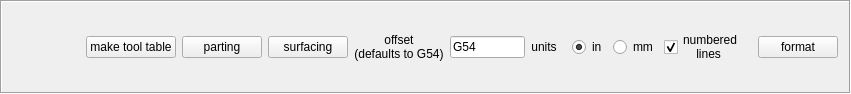
Qt form CNC_TOOLBOX/wb/sherline_lathe/gui/sherline_lathe_wb.ui (MrSamuelLaw/CNC_TOOLBOX) before a commit.
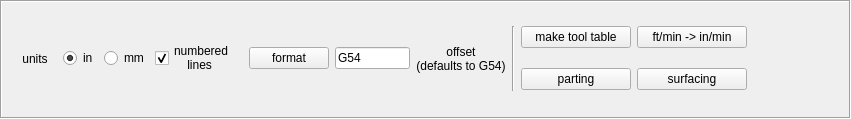
The same form after that commit.

The edit to the form file:
```diff
--- a/CNC_TOOLBOX/wb/sherline_lathe/gui/sherline_lathe_wb.ui
+++ b/CNC_TOOLBOX/wb/sherline_lathe/gui/sherline_lathe_wb.ui
@@ -7,7 +7,7 @@
     <x>0</x>
     <y>0</y>
     <width>851</width>
-    <height>94</height>
+    <height>119</height>
    </rect>
   </property>
   <property name="sizePolicy">
@@ -29,51 +29,20 @@
    <number>1</number>
   </property>
   <layout class="QGridLayout" name="gridLayout_2">
-   <item row="0" column="8">
-    <widget class="QPushButton" name="format_button">
-     <property name="maximumSize">
-      <size>
-       <width>125</width>
-       <height>16777215</height>
-      </size>
-     </property>
+   <property name="leftMargin">
+    <number>20</number>
+   </property>
+   <item row="0" column="1" rowspan="2">
+    <widget class="QLabel" name="label_2">
      <property name="text">
-      <string>format</string>
-     </property>
-    </widget>
-   </item>
-   <item row="0" column="4">
-    <widget class="QLabel" name="label">
-     <property name="text">
-      <string>offset
-(defaults to G54)</string>
+      <string>units</string>
      </property>
      <property name="alignment">
       <set>Qt::AlignCenter</set>
      </property>
     </widget>
    </item>
-   <item row="0" column="0">
-    <spacer name="horizontalSpacer">
-     <property name="orientation">
-      <enum>Qt::Horizontal</enum>
-     </property>
-     <property name="sizeHint" stdset="0">
-      <size>
-       <width>40</width>
-       <height>20</height>
-      </size>
-     </property>
-    </spacer>
-   </item>
-   <item row="0" column="3">
-    <widget class="QPushButton" name="surfacing_pushButton">
-     <property name="text">
-      <string>surfacing</string>
-     </property>
-    </widget>
-   </item>
-   <item row="0" column="7">
+   <item row="0" column="2" rowspan="2">
     <widget class="QWidget" name="widget" native="true">
      <layout class="QGridLayout" name="gridLayout">
       <item row="0" column="0">
@@ -107,7 +76,7 @@
      </layout>
     </widget>
    </item>
-   <item row="0" column="5">
+   <item row="0" column="4" rowspan="2">
     <widget class="QLineEdit" name="offset_field">
      <property name="maximumSize">
       <size>
@@ -123,30 +92,102 @@
      </property>
     </widget>
    </item>
-   <item row="0" column="6">
-    <widget class="QLabel" name="label_2">
-     <property name="text">
-      <string>units</string>
-     </property>
-     <property name="alignment">
-      <set>Qt::AlignCenter</set>
-     </property>
-    </widget>
-   </item>
-   <item row="0" column="2">
+   <item row="1" column="7">
     <widget class="QPushButton" name="parting_pushButton">
+     <property name="minimumSize">
+      <size>
+       <width>35</width>
+       <height>0</height>
+      </size>
+     </property>
      <property name="text">
       <string>parting</string>
      </property>
     </widget>
    </item>
-   <item row="0" column="1">
+   <item row="0" column="11" rowspan="2">
+    <spacer name="horizontalSpacer">
+     <property name="orientation">
+      <enum>Qt::Horizontal</enum>
+     </property>
+     <property name="sizeHint" stdset="0">
+      <size>
+       <width>40</width>
+       <height>20</height>
+      </size>
+     </property>
+    </spacer>
+   </item>
+   <item row="0" column="3" rowspan="2">
+    <widget class="QPushButton" name="format_button">
+     <property name="maximumSize">
+      <size>
+       <width>125</width>
+       <height>16777215</height>
+      </size>
+     </property>
+     <property name="text">
+      <string>format</string>
+     </property>
+    </widget>
+   </item>
+   <item row="0" column="5" rowspan="2">
+    <widget class="QLabel" name="label">
+     <property name="text">
+      <string>offset
+(defaults to G54)</string>
+     </property>
+     <property name="alignment">
+      <set>Qt::AlignCenter</set>
+     </property>
+    </widget>
+   </item>
+   <item row="0" column="7">
     <widget class="QPushButton" name="tool_table_pushButton">
+     <property name="minimumSize">
+      <size>
+       <width>110</width>
+       <height>0</height>
+      </size>
+     </property>
      <property name="text">
       <string>make tool table</string>
      </property>
     </widget>
    </item>
+   <item row="1" column="10">
+    <widget class="QPushButton" name="surfacing_pushButton">
+     <property name="minimumSize">
+      <size>
+       <width>35</width>
+       <height>0</height>
+      </size>
+     </property>
+     <property name="text">
+      <string>surfacing</string>
+     </property>
+    </widget>
+   </item>
+   <item row="0" column="10">
+    <widget class="QPushButton" name="ft_to_in_pushButton">
+     <property name="minimumSize">
+      <size>
+       <width>110</width>
+       <height>0</height>
+      </size>
+     </property>
+     <property name="text">
+      <string>ft/min -&gt; in/min</string>
+     </property>
+    </widget>
+   </item>
+   <item row="0" column="6" rowspan="2">
+    <widget class="Line" name="line">
+     <property name="orientation">
+      <enum>Qt::Vertical</enum>
+     </property>
+    </widget>
+   </item>
   </layout>
  </widget>
  <resources/>
```
